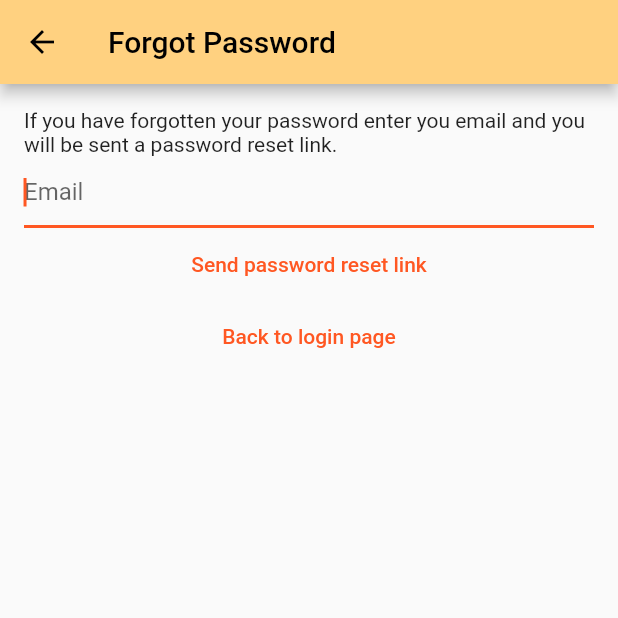
After one commit to harryjm9/SimplyNotes, a Flutter app: the ForgotPasswordView screen opened directly, on a phone screen of 412 x 824 dp, the top half of it. The commit adds this screen. Run offline on Flutter 3.47's test engine with Material 2 defaults, Android fonts, the light colour scheme and no system bars; our stand-ins replace bloc, cloud_firestore, equatable, firebase_auth, firebase_core, flutter_bloc and 1 more; accounts and stored records are empty; network calls fail.

Commit message:
End of chapter 44

```diff
--- a/lib/main.dart
+++ b/lib/main.dart
@@ -6,9 +6,10 @@ import 'package:simply_notes/services/auth/bloc/auth_bloc.dart';
 import 'package:simply_notes/services/auth/bloc/auth_event.dart';
 import 'package:simply_notes/services/auth/bloc/auth_state.dart';
 import 'package:simply_notes/services/auth/firebase_auth_provider.dart';
+import 'package:simply_notes/views/forgot_password_view.dart';
 import 'package:simply_notes/views/login_view.dart';
 import 'package:simply_notes/views/notes/create_update_note_view.dart';
-import 'package:simply_notes/views/register_view.dart';
+import 'package:simply_notes/views/new_register_view.dart';
 import 'package:simply_notes/views/verify_email_view.dart';
 import 'views/notes/notes_view.dart';
 
@@ -53,6 +54,8 @@ class HomePage extends StatelessWidget {
           return const VerifyEmailView();
         } else if (state is AuthStateLoggedOut) {
           return const LoginView();
+        } else if (state is AuthStateForgotPassword) {
+          return const ForgotPasswordView();
         } else if (state is AuthStateRegistering) {
           return const RegisterView();
         } else {
--- a/lib/services/auth/auth_provider.dart
+++ b/lib/services/auth/auth_provider.dart
@@ -13,4 +13,5 @@ abstract class AuthProvider {
   });
   Future<void> logOut();
   Future<void> sendEmailVerification();
+  Future<void> sendPasswordReset({required String toEmail});
 }
--- a/lib/services/auth/auth_service.dart
+++ b/lib/services/auth/auth_service.dart
@@ -34,4 +34,8 @@ class AuthService implements AuthProvider {
 
   @override
   Future<void> initialize() => provider.initialize();
+
+  @override
+  Future<void> sendPasswordReset({required String toEmail}) =>
+      provider.sendPasswordReset(toEmail: toEmail);
 }
--- a/lib/services/auth/bloc/auth_event.dart
+++ b/lib/services/auth/bloc/auth_event.dart
@@ -29,6 +29,11 @@ class AuthEventShouldRegister extends AuthEvent {
   const AuthEventShouldRegister();
 }
 
+class AuthEventForgotPassword extends AuthEvent {
+  final String? email;
+  const AuthEventForgotPassword({this.email});
+}
+
 class AuthEventLogOut extends AuthEvent {
   const AuthEventLogOut();
 }
--- a/lib/services/auth/bloc/auth_state.dart
+++ b/lib/services/auth/bloc/auth_state.dart
@@ -21,6 +21,17 @@ class AuthStateRegistering extends AuthState {
   final Exception? exception;
   const AuthStateRegistering({required this.exception, required isLoading})
       : super(isLoading: isLoading);
+}
+
+class AuthStateForgotPassword extends AuthState {
+  final Exception? exception;
+  final bool hasSentEmail;
+
+  const AuthStateForgotPassword({
+    required this.exception,
+    required this.hasSentEmail,
+    required bool isLoading,
+  }) : super(isLoading: isLoading);
 }
 
 class AuthStateLoggedIn extends AuthState {
--- /dev/null
+++ b/lib/utilities/dialogs/password_reset_email_sent_dialog.dart
@@ -0,0 +1,14 @@
+import 'package:flutter/material.dart';
+import 'package:simply_notes/utilities/dialogs/generic_dialog.dart';
+
+Future<void> showPasswordResetSentDialog(BuildContext context) {
+  return showGenericDialog(
+    context: context,
+    title: 'Password Reset',
+    content:
+        'We have now sent a password reset email. Use the link in the email to change your password',
+    optionsBuilder: () => {
+      'OK': null,
+    },
+  );
+}
--- /dev/null
+++ b/lib/views/forgot_password_view.dart
@@ -0,0 +1,91 @@
+import 'package:flutter/material.dart';
+import 'package:flutter_bloc/flutter_bloc.dart';
+import 'package:simply_notes/services/auth/bloc/auth_bloc.dart';
+import 'package:simply_notes/services/auth/bloc/auth_event.dart';
+import 'package:simply_notes/services/auth/bloc/auth_state.dart';
+import 'package:simply_notes/utilities/dialogs/error_dialog.dart';
+import 'package:simply_notes/utilities/dialogs/password_reset_email_sent_dialog.dart';
+
+class ForgotPasswordView extends StatefulWidget {
+  const ForgotPasswordView({super.key});
+
+  @override
+  State<ForgotPasswordView> createState() => _ForgotPasswordViewState();
+}
+
+class _ForgotPasswordViewState extends State<ForgotPasswordView> {
+  late final TextEditingController _controller;
+
+  @override
+  void initState() {
+    _controller = TextEditingController();
+    super.initState();
+  }
+
+  @override
+  void dispose() {
+    _controller.dispose();
+    super.dispose();
+  }
+
+  @override
+  Widget build(BuildContext context) {
+    return BlocListener<AuthBloc, AuthState>(
+      listener: (context, state) async {
+        if (state is AuthStateForgotPassword) {
+          if (state.hasSentEmail) {
+            _controller.clear();
+            await showPasswordResetSentDialog(context);
+          }
+          if (state.exception != null) {
+            if (!mounted) return;
+            await showErrorDialog(context,
+                'We could not process your request. Please make sure that you are a registered user.');
+          }
+        }
+      },
+      child: Scaffold(
+        appBar: AppBar(
+          title: const Text('Forgot Password'),
+          backgroundColor: Colors.orangeAccent[100],
+          foregroundColor: Colors.black,
+        ),
+        body: Padding(
+          padding: const EdgeInsets.all(16.0),
+          child: Column(
+            children: [
+              const Text(
+                  'If you have forgotten your password enter you email and you will be sent a password reset link.'),
+              TextField(
+                keyboardType: TextInputType.emailAddress,
+                autocorrect: false,
+                autofocus: true,
+                controller: _controller,
+                decoration: const InputDecoration(
+                  hintText: 'Email',
+                ),
+              ),
+              TextButton(
+                onPressed: () {
+                  final email = _controller.text;
+                  context
+                      .read<AuthBloc>()
+                      .add(AuthEventForgotPassword(email: email));
+                },
+                child: const Text('Send password reset link'),
+              ),
+              TextButton(
+                onPressed: () {
+                  context.read<AuthBloc>().add(
+                        const AuthEventLogOut(),
+                      );
+                },
+                child: const Text('Back to login page'),
+              ),
+            ],
+          ),
+        ),
+      ),
+    );
+  }
+}
--- a/lib/views/notes/create_update_note_view.dart
+++ b/lib/views/notes/create_update_note_view.dart
@@ -74,6 +74,8 @@ class _CreateUpdateNoteViewState extends State<CreateUpdateNoteView> {
   Widget build(BuildContext context) {
     return Scaffold(
       appBar: AppBar(
+        backgroundColor: Colors.orangeAccent[100],
+        foregroundColor: Colors.black,
         title: const Text('New Note'),
         actions: [
           IconButton(
--- a/lib/views/notes/notes_view.dart
+++ b/lib/views/notes/notes_view.dart
@@ -30,6 +30,8 @@ class _NotesViewState extends State<NotesView> {
   Widget build(BuildContext context) {
     return Scaffold(
       appBar: AppBar(
+        backgroundColor: Colors.orangeAccent[100],
+        foregroundColor: Colors.black,
         centerTitle: true,
         title: const Text('My Notes'),
         actions: [
@@ -90,6 +92,8 @@ class _NotesViewState extends State<NotesView> {
         onPressed: () {
           Navigator.of(context).pushNamed(createOrUpdateNoteRoute);
         },
+        backgroundColor: Colors.orange,
+        foregroundColor: Colors.black,
         child: const Icon(Icons.add),
       ),
       floatingActionButtonLocation: FloatingActionButtonLocation.endFloat,
--- a/lib/views/register_view.dart
+++ b/lib/views/register_view.dart
@@ -1,8 +1,6 @@
 import 'package:flutter/material.dart';
 import 'package:flutter_bloc/flutter_bloc.dart';
-import 'package:simply_notes/constants/routes.dart';
 import 'package:simply_notes/services/auth/auth_exceptions.dart';
-import 'package:simply_notes/services/auth/auth_service.dart';
 import 'package:simply_notes/services/auth/bloc/auth_bloc.dart';
 import 'package:simply_notes/services/auth/bloc/auth_event.dart';
 import 'package:simply_notes/services/auth/bloc/auth_state.dart';
--- a/lib/views/verify_email_view.dart
+++ b/lib/views/verify_email_view.dart
@@ -1,6 +1,5 @@
 import 'package:flutter/material.dart';
 import 'package:flutter_bloc/flutter_bloc.dart';
-import 'package:simply_notes/constants/routes.dart';
 import 'package:simply_notes/services/auth/auth_service.dart';
 import 'package:simply_notes/services/auth/bloc/auth_bloc.dart';
 import 'package:simply_notes/services/auth/bloc/auth_event.dart';
```
Also changed, not shown: lib/helpers/loading/loading_screen.dart (+6 -4 lines), lib/services/auth/bloc/auth_bloc.dart (+39 -1 lines), lib/services/auth/firebase_auth_provider.dart (+18 -0 lines), lib/utilities/shapes/wave.dart (added, +21 -0 lines), lib/views/login_view.dart (+18 -25 lines), lib/views/new_register_view.dart (added, +159 -0 lines), pubspec.lock, 2 other files.
